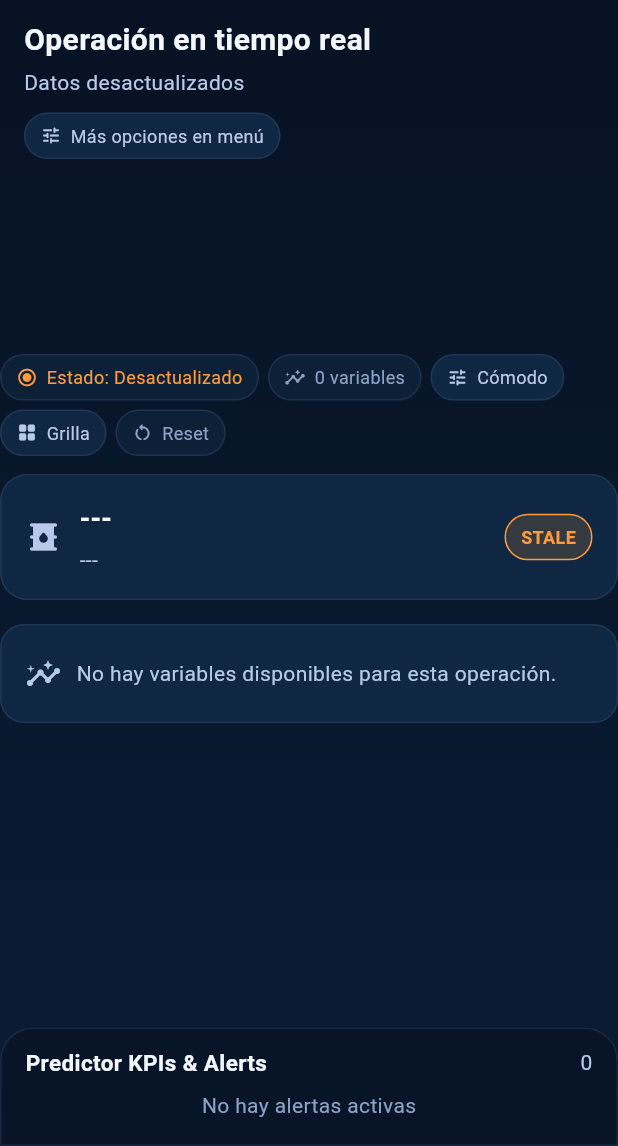
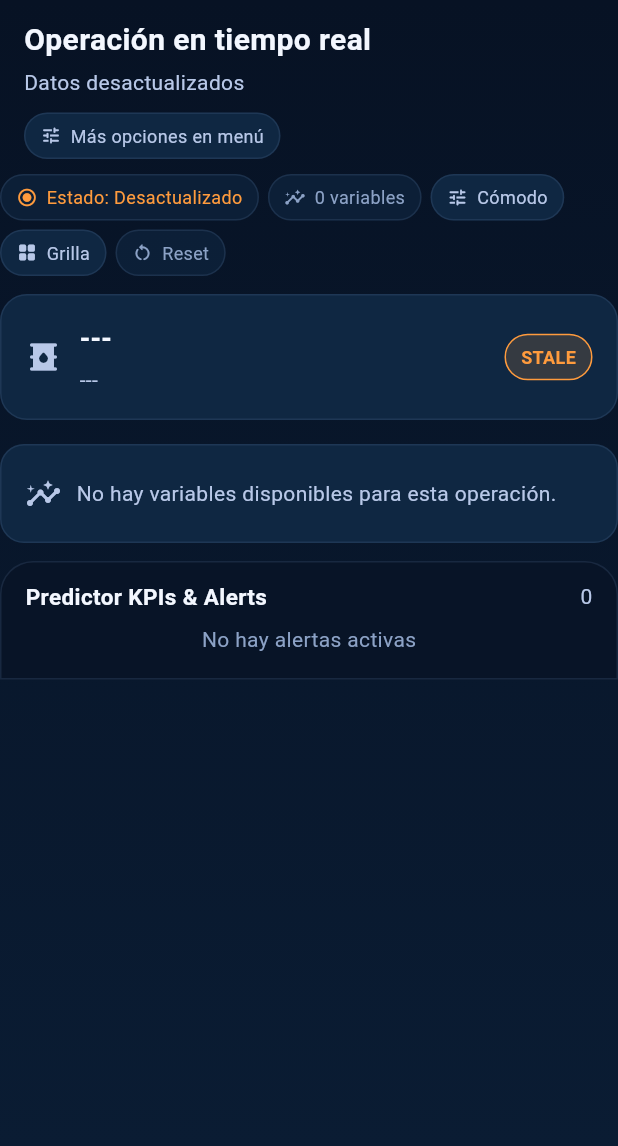
Before and after one commit to deivy276/Atalaya_mobile, a Flutter app: the DashboardV2Screen screen opened directly, on a phone screen of 412 x 824 dp, the part 90-1236 px from its top. Run offline on Flutter 3.47's test engine with Material 3 defaults, Android fonts, the phone set to English and light mode, and no system bars; our stand-ins replace dio, fl_chart, flutter_riverpod, flutter_secure_storage, shared_preferences; accounts and stored records are empty; network calls fail.

Commit message:
fix(ui): prevent predictor dock from overlaying KPI tiles on mobile

```diff
--- a/lib/presentation/screens/dashboard_v2_screen.dart
+++ b/lib/presentation/screens/dashboard_v2_screen.dart
@@ -99,13 +99,10 @@ class _DashboardV2ScreenState extends ConsumerState<DashboardV2Screen> {
     Map<String, String> unitPrefs,
   ) {
     final selectedTile = _findSelectedTile(uiModel);
-
-    return Stack(
-      children: <Widget>[
-        CustomScrollView(
+    return CustomScrollView(
       slivers: <Widget>[
         SliverPadding(
-              padding: const EdgeInsets.fromLTRB(16, 12, 16, 120),
+          padding: const EdgeInsets.fromLTRB(16, 12, 16, 0),
           sliver: SliverList(
             delegate: SliverChildListDelegate.fixed(<Widget>[
               _DashboardHeading(
@@ -158,15 +155,13 @@ class _DashboardV2ScreenState extends ConsumerState<DashboardV2Screen> {
         ),
         const SliverToBoxAdapter(child: SizedBox(height: 16)),
         _buildTilesGrid(viewState, uiModel, job, unitPrefs),
-          ],
-        ),
-        Positioned(
-          left: 0,
-          right: 0,
-          bottom: 0,
+        SliverToBoxAdapter(
+          child: Padding(
+            padding: EdgeInsets.fromLTRB(0, 12, 0, MediaQuery.of(context).padding.bottom + 12),
             child: PredictorAlertsDock(
               alerts: viewState.payload.alerts,
               onOpenAlert: _openAlertDetail,
+            ),
           ),
         ),
       ],
```
Also changed, not shown: lib/presentation/widgets/v2/kpi_tile_v2.dart (+82 -11 lines). Lines whose indentation alone changed are shown as unchanged.
